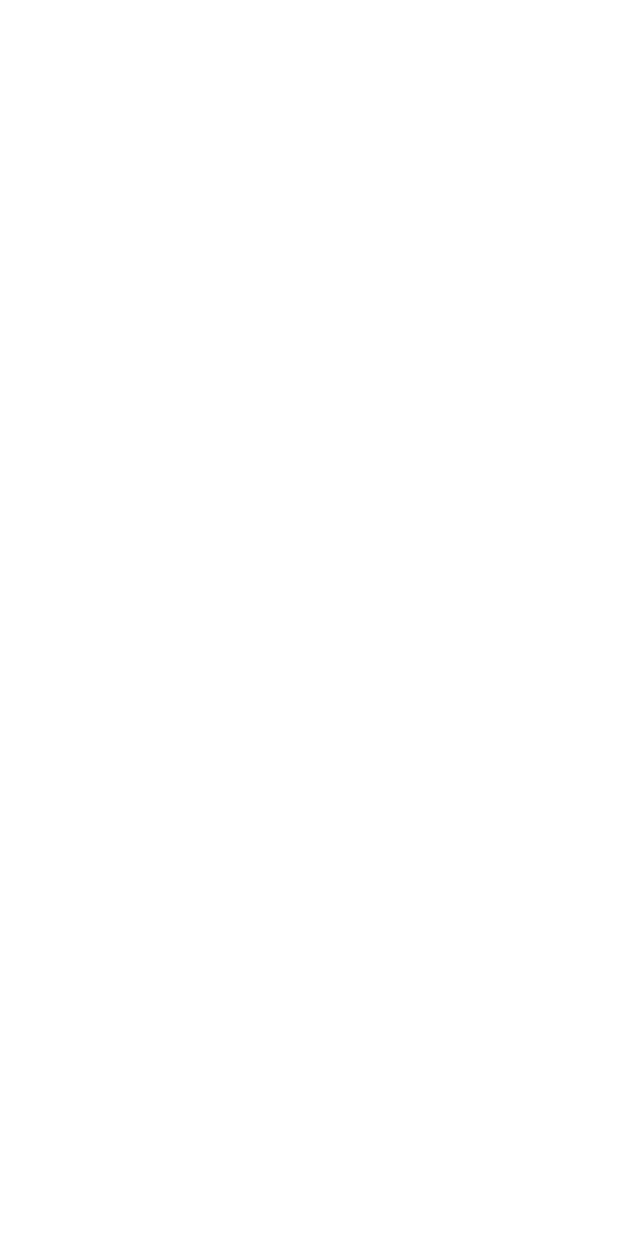
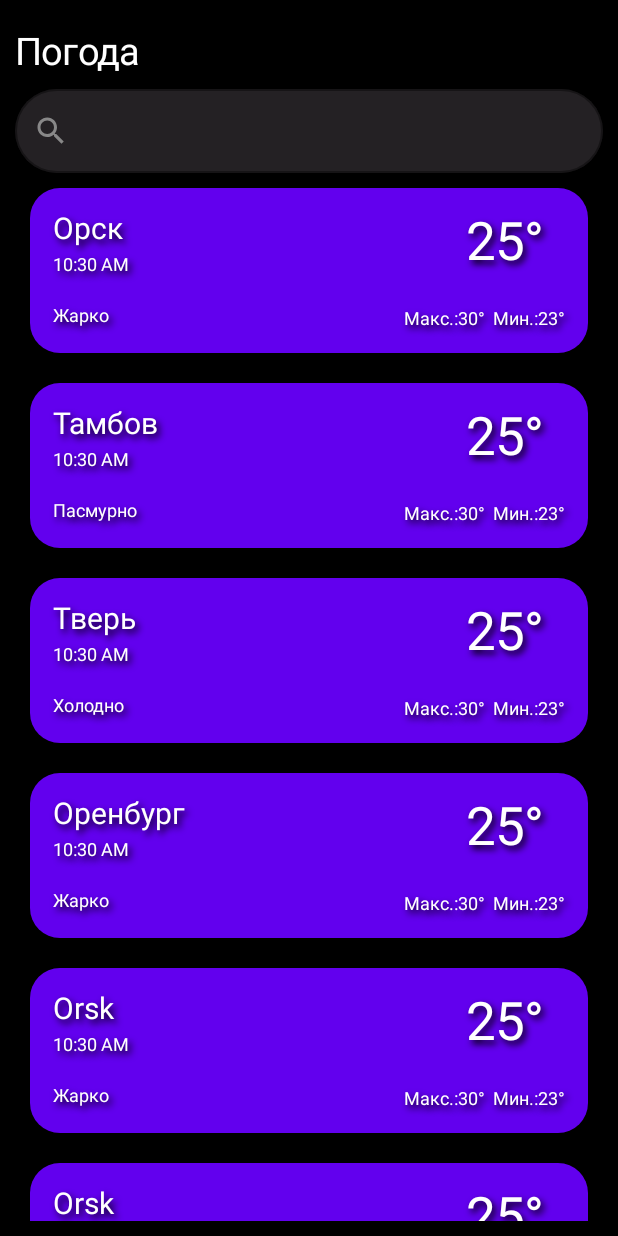
Before and after one commit to AlexBes566/Weather_App, an Android app built with Jetpack Compose: the screen it shows after launch (MainActivity), on a phone screen of 412 x 824 dp. Before the commit the screen is empty. Run offline under Robolectric (Android 15) with nearby library versions, the phone set to English and light mode, and no system bars.

Commit message:
Главный экран
Объединил список с данными погоды по городам с поисковой строкой

```diff
--- /dev/null
+++ b/app/src/main/java/com/example/weather_app/City.kt
@@ -0,0 +1,9 @@
+package com.example.weather_app
+
+data class City(
+    val city: String,
+    val temp: Int,
+    val maxTemp: Int,
+    val minTemp: Int,
+    val weatherStatus: String,
+)
--- /dev/null
+++ b/app/src/main/java/com/example/weather_app/DataProvider.kt
@@ -0,0 +1,77 @@
+package com.example.weather_app
+
+object DataProvider {
+
+    val citylistt = listOf(
+        City(
+            city = "Oрск",
+            temp = 25,
+            maxTemp = 30,
+            minTemp = 23,
+            weatherStatus = "Жарко"
+        ),
+        City(
+            city = "Тамбов",
+            temp = 25,
+            maxTemp = 30,
+            minTemp = 23,
+            weatherStatus = "Пасмурно"
+        ),
+        City(
+            city = "Тверь",
+            temp = 25,
+            maxTemp = 30,
+            minTemp = 23,
+            weatherStatus = "Холодно"
+        ),
+        City(
+            city = "Оренбург",
+            temp = 25,
+            maxTemp = 30,
+            minTemp = 23,
+            weatherStatus = "Жарко"
+        ),
+        City(
+            city = "Orsk",
+            temp = 25,
+            maxTemp = 30,
+            minTemp = 23,
+            weatherStatus = "Жарко"
+        ),
+        City(
+            city = "Orsk",
+            temp = 25,
+            maxTemp = 30,
+            minTemp = 23,
+            weatherStatus = "Жарко"
+        ),
+        City(
+            city = "Orsk",
+            temp = 25,
+            maxTemp = 30,
+            minTemp = 23,
+            weatherStatus = "Жарко"
+        ),
+        City(
+            city = "Orsk",
+            temp = 25,
+            maxTemp = 30,
+            minTemp = 23,
+            weatherStatus = "Жарко"
+        ),
+        City(
+            city = "Orsk",
+            temp = 25,
+            maxTemp = 30,
+            minTemp = 23,
+            weatherStatus = "Жарко"
+        ),
+        City(
+            city = "Orsk",
+            temp = 25,
+            maxTemp = 30,
+            minTemp = 23,
+            weatherStatus = "Жарко"
+        )
+    )
+}
--- a/app/src/main/java/com/example/weather_app/MainActivity.kt
+++ b/app/src/main/java/com/example/weather_app/MainActivity.kt
@@ -6,6 +6,9 @@ import android.os.Bundle
 import androidx.activity.compose.setContent
 import androidx.compose.foundation.background
 import androidx.compose.foundation.layout.*
+import androidx.compose.foundation.lazy.LazyColumn
+import androidx.compose.foundation.lazy.LazyListScope
+import androidx.compose.foundation.lazy.items
 import androidx.compose.foundation.shape.CircleShape
 import androidx.compose.foundation.shape.RoundedCornerShape
 import androidx.compose.foundation.text.KeyboardOptions
@@ -16,11 +19,13 @@ import androidx.compose.runtime.Composable
 import androidx.compose.runtime.mutableStateOf
 import androidx.compose.runtime.remember
 import androidx.compose.ui.Alignment
+import androidx.compose.ui.Alignment.Companion.CenterHorizontally
 import androidx.compose.ui.Modifier
 import androidx.compose.ui.draw.scale
 import androidx.compose.ui.geometry.Offset
 import androidx.compose.ui.graphics.Color
 import androidx.compose.ui.graphics.Shadow
+import androidx.compose.ui.layout.*
 import androidx.compose.ui.res.colorResource
 import androidx.compose.ui.res.stringResource
 import androidx.compose.ui.text.TextStyle
@@ -39,20 +44,38 @@ import java.time.LocalDateTime
 import java.util.*
 
 class MainActivity : AppCompatActivity() {
+
+    private val weatherStatus: String = "Пасмурно"
     override fun onCreate(savedInstanceState: Bundle?) {
         super.onCreate(savedInstanceState)
         setContent {
             window.statusBarColor = ContextCompat.getColor(this, R.color.black)
-
+            CitySearch()
         }
     }
 }
 
 fun timeFormatter(): String {
     val timeSplit = SimpleDateFormat().format(Date())
-    val time = timeSplit.split(",")
+    val time = timeSplit.split(" ")
+    println("${time[0]} + ${timeSplit}")
     return time[1]
 }
+
+
+@Composable
+fun StartFragment() {
+    val city = remember { DataProvider.citylistt }
+    LazyColumn{
+        items(
+            items = city,
+            itemContent = {
+                WeatherBoard(city = it)
+            }
+        )
+    }
+}
+
 
 @Composable
 fun CitySearch() {
@@ -77,14 +100,14 @@ fun CitySearch() {
                     newValue -> inputCity.value = newValue
             },
             modifier = Modifier.fillMaxWidth(),
-            placeholder = { Text(text = "Введите название города", color = Color.Gray)},
+            //placeholder = { Text(text = "Введите название города", color = Color.Gray)},
             keyboardOptions = KeyboardOptions(
                 capitalization = KeyboardCapitalization.None,
                 autoCorrect = true,
                 keyboardType = KeyboardType.Text
             ),
             textStyle = TextStyle(
-                color = Color.Black,
+                color = Color.White,
                 fontFamily = FontFamily.SansSerif
             ),
             maxLines = 1,
@@ -98,6 +121,7 @@ fun CitySearch() {
                 backgroundColor = colorResource(id = R.color.raisin_black)
             )
         )
+        StartFragment()
     }
 }
 
@@ -105,71 +129,80 @@ fun CitySearch() {
 @OptIn(ExperimentalMaterialApi::class)
 @Composable
 fun WeatherBoard(
-    city: String,
-    time: String,
-    temp: Int,
-    maxTemp: Int,
-    minTemp: Int,
-    weatherStatus: String
-) {
+    city: City
+){
     Card(
-        onClick = { weatherStatus },
         modifier = Modifier
             .fillMaxWidth()
-            .heightIn(120.dp),
+            .height(130.dp)
+            .padding(10.dp),
         shape = RoundedCornerShape(20.dp),
         backgroundColor = colorResource(id = R.color.purple_500)
     ) {
         Column(
-            modifier = Modifier.fillMaxWidth(0.5F),
             horizontalAlignment = Alignment.Start
         ) {
             Text(
-                text = city,
-                modifier = Modifier.padding(15.dp, 10.dp),
+                text = city.city,
+                modifier = Modifier.padding(15.dp, 15.dp, 0.dp, 0.dp),
                 fontFamily = FontFamily.Default,
-                fontWeight = FontWeight.Bold,
-                style = MaterialTheme.typography.shadowTextStyle20sp
-            )
-            Text(
-                text = time,
-                fontFamily = FontFamily.Default,
-                modifier = Modifier.padding(15.dp),
-                fontSize = 10.sp,
+                fontSize = 20.sp,
                 color = Color.White,
                 style = MaterialTheme.typography.shadowTextStyle20sp
             )
             Text(
-                text = weatherStatus,
+                text = timeFormatter(),
+                modifier = Modifier.padding(15.dp, 5.dp, 0.dp, 0.dp),
                 fontFamily = FontFamily.Default,
-                modifier = Modifier.padding(15.dp),
-                fontSize = 10.sp,
+                fontSize = 12.sp,
+                color = Color.White,
+                style = MaterialTheme.typography.shadowTextStyle20sp,
+            )
+            Text(
+                text = city.weatherStatus,
+                fontFamily = FontFamily.Default,
+                modifier = Modifier.padding(15.dp, 20.dp, 0.dp, 0.dp),
+                fontSize = 12.sp,
                 color = Color.White,
                 style = MaterialTheme.typography.shadowTextStyle20sp
             )
         }
         Column(
-            horizontalAlignment = Alignment.End
+            horizontalAlignment = Alignment.End,
+            modifier = Modifier.fillMaxWidth(0.5F)
         ) {
             Text(
-                text = temp.toString(),
-                modifier = Modifier.padding(15.dp, 10.dp),
+                text = "${city.temp}\u00B0",
+                modifier = Modifier.padding(0.dp, 15.dp, 30.dp, 0.dp),
                 fontFamily = FontFamily.Default,
-                fontWeight = FontWeight.Bold,
-                style = MaterialTheme.typography.shadowTextStyle20sp
-            )
-            Text(
-                text = maxTemp.toString(),
-                fontFamily = FontFamily.Default,
-                modifier = Modifier.padding(15.dp),
-                fontSize = 10.sp,
+                fontSize = 35.sp,
                 color = Color.White,
                 style = MaterialTheme.typography.shadowTextStyle20sp
             )
+            Row(
+                modifier = Modifier.padding(0.dp, 23.dp, 15.dp, 0.dp),
+            ) {
+                Text(
+                    text = "Макс.:${city.maxTemp}°",
+                    fontFamily = FontFamily.Default,
+                    fontSize = 12.sp,
+                    color = Color.White,
+                    style = MaterialTheme.typography.shadowTextStyle20sp
+                )
+                Text(
+                    text = "Мин.:${city.minTemp}°",
+                    fontFamily = FontFamily.Default,
+                    fontSize = 12.sp,
+                    modifier = Modifier.padding(5.dp, 0.dp, 0.dp, 0.dp),
+                    color = Color.White,
+                    style = MaterialTheme.typography.shadowTextStyle20sp
+                )
+            }
         }
     }
 
 }
+
 
 val Typography.shadowTextStyle20sp: TextStyle
 @Composable
@@ -184,16 +217,3 @@ get() {
         )
     )
 }
-
-@Preview
-@Composable
-fun WeatherListPreview() {
-    WeatherBoard(
-        "Орск",
-        time = timeFormatter(),
-        temp = 22,
-        maxTemp = 25,
-        minTemp = 20,
-        weatherStatus = "Прохладно"
-    )
-}
```
